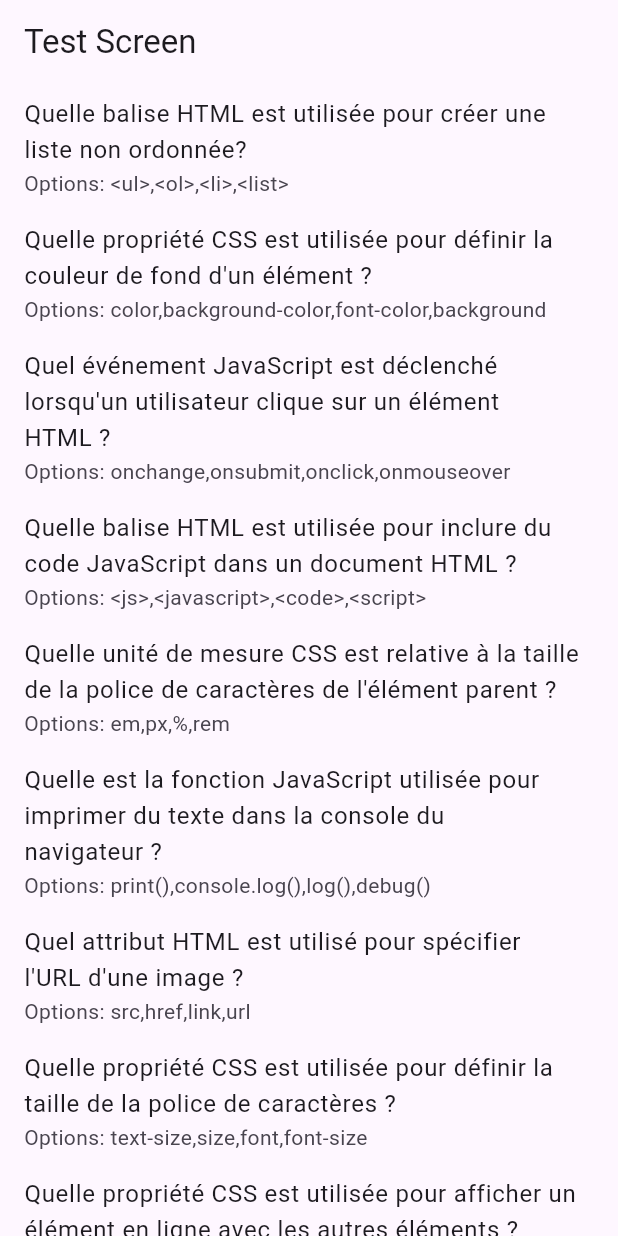
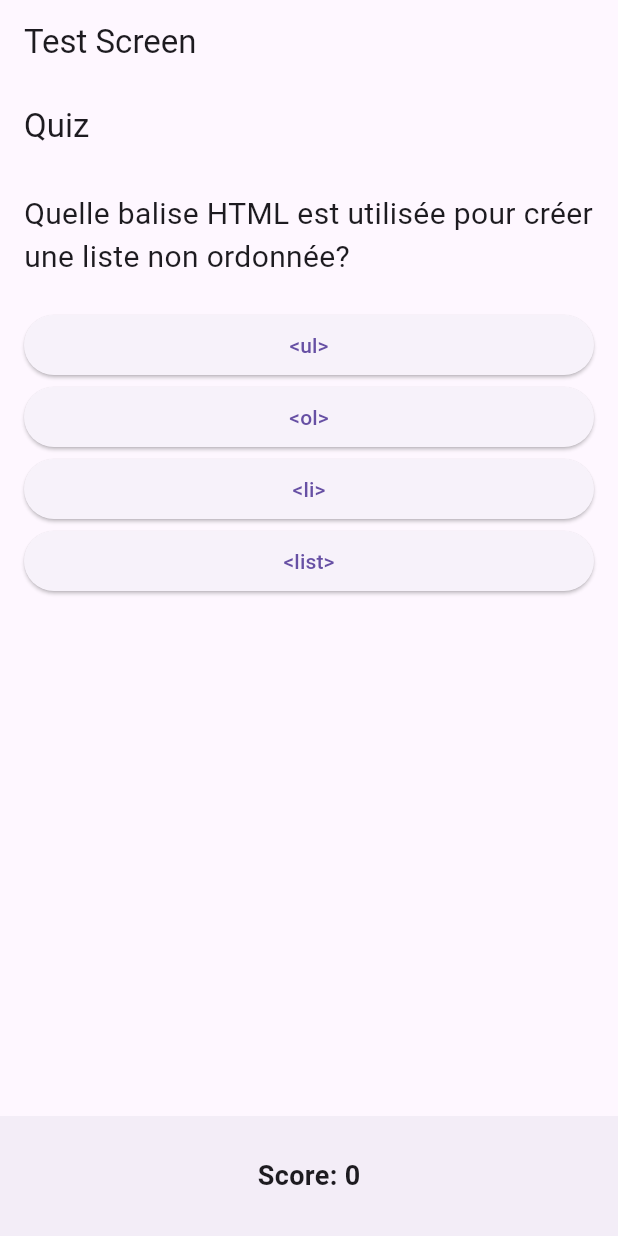
Before and after one commit to OumarKh/QuizApp, a Flutter app: the screen it shows after launch, on a phone screen of 412 x 824 dp. Run offline on Flutter 3.47's test engine with Material 3 defaults, Android fonts, the phone set to English and light mode, and no system bars.

Commit message:
"adding the questions screen with score"

```diff
--- a/assets/questions.json
+++ b/assets/questions.json
@@ -35,13 +35,8 @@
         "answer": 0
     },
     {
-        "question": "Quelle propriété CSS est utilisée pour définir la taille de la police de caractères ?",
-        "options": ["text-size", "size", "font", "font-size"],
-        "answer": 3
-    },
-    {
-        "question": "Quelle propriété CSS est utilisée pour afficher un élément en ligne avec les autres éléments ?",
-        "options": ["display: inline;", "position: inline;", "align: inline;", "layout: inline;"],
-        "answer": 0
+        "question":"question1",
+        "options":["answer1","answer2","answer3","answer4"],
+        "answer":3
     }
 ]
--- a/lib/main.dart
+++ b/lib/main.dart
@@ -9,6 +9,7 @@ class MyApp extends StatelessWidget {
   @override
   Widget build(BuildContext context) {
     return MaterialApp(
+      debugShowCheckedModeBanner: false,
       title: 'Quiz App',
       theme: ThemeData(
         primarySwatch: Colors.blue,
--- a/lib/models/question.dart
+++ b/lib/models/question.dart
@@ -2,7 +2,7 @@
 
 class Question{
   final String question ;
-  final List<String> options;
+  final List<dynamic> options;
   final int correctAns;
 
   Question({required this.question,required this.options,required this.correctAns});
@@ -10,7 +10,7 @@ class Question{
   factory Question.fromJson(Map<String, dynamic> json){
     return Question(
       question: json['question'],
-      options: List<String>.from(json['options']),
+      options: json['options'],
       correctAns: json['answer'],
     );
   }
--- a/lib/screens/test_screen.dart
+++ b/lib/screens/test_screen.dart
@@ -1,6 +1,8 @@
 import 'package:flutter/material.dart';
-import 'package:quiz_app/models/question.dart';
-import 'package:quiz_app/repositories/quiz_repository.dart';
+import 'package:quiz_app/models/question.dart'; // importing the question model
+import 'package:quiz_app/repositories/quiz_repository.dart'; // importing the logic of loading the question from json
+import 'package:quiz_app/widgets/question_widget.dart'; //importing the question widget
+
 
 class TestScreen extends StatefulWidget {
   @override
@@ -9,6 +11,7 @@ class TestScreen extends StatefulWidget {
 
 class _TestScreenState extends State<TestScreen> {
   List<Question> questions = [];
+  int _score = 0;
 
   @override
   void initState() {
@@ -23,6 +26,13 @@ class _TestScreenState extends State<TestScreen> {
     });
   }
 
+  // a function to update the score if the answer is correct
+  void updateScore(bool isCorrect){
+    setState(() {
+      _score += isCorrect ? 10:0;
+    });
+  }
+
   @override
   Widget build(BuildContext context){
     return Scaffold(
@@ -32,14 +42,30 @@ class _TestScreenState extends State<TestScreen> {
       body: questions.isEmpty
       ? Center(
         child: CircularProgressIndicator(),
-      ) : ListView.builder(
-        itemCount: questions.length,
-        itemBuilder: (context, index){
-          return ListTile(
-            title: Text(questions[index].question),
-            subtitle: Text('Options: ${questions[index].options.join(',')}'),
-          );
+      ) : questionScreen(
+        question: questions[0],
+        onOptionSelected: (index){
+          bool isCorrect = index == questions[0].correctAns;
+          updateScore(isCorrect);
+          setState(() {
+            questions.removeAt(0);
+          });
+
         },
+      ),
+
+      // showing the score at the bottom of the screen
+      bottomNavigationBar: BottomAppBar(
+        child: Container(
+          height: 50,
+          child: Center(
+            child: Text(
+              'Score: $_score',
+              style: TextStyle(fontSize: 18,fontWeight: FontWeight.bold),
+
+            )
+          )
+        )
       ),
     );
   }
--- /dev/null
+++ b/lib/widgets/question_widget.dart
@@ -0,0 +1,49 @@
+//this file serves as a widget to present the question and its options
+//a reusable component so we only create it once and use it multiple times across the app
+import 'package:flutter/material.dart';
+import 'package:quiz_app/models/question.dart';
+
+class questionScreen extends StatelessWidget{
+  final Question question;
+  final Function(int) onOptionSelected;
+  questionScreen({
+    required this.question,
+    required this.onOptionSelected,
+  });
+//this widget here is where the question will be displayed
+  @override
+  Widget build(BuildContext context){
+    return Scaffold(
+      appBar: AppBar(
+        title: Text('Quiz'),
+      ),
+      body:Padding(
+        padding: const EdgeInsets.all(16.0),
+        child:Column(
+          crossAxisAlignment: CrossAxisAlignment.start,
+          children: [
+            Text(
+              question.question,
+              style: TextStyle(fontSize: 20),
+            ),
+            SizedBox(height: 20),
+            Column(
+              crossAxisAlignment: CrossAxisAlignment.stretch,
+              children: question.options
+              .asMap()
+              .entries
+              .map((entry) => _buildOptionButton(entry.key,entry.value))
+              .toList(),
+            ),
+          ],
+        ),
+      ),
+    );
+  }
+// this widget is the button with which the answer will be submitted
+  Widget _buildOptionButton(int index, String option){
+    return ElevatedButton(
+      onPressed: () => onOptionSelected(index),
+      child: Text(option));
+  }
+}
```
Also changed, not shown: 1 other file.
